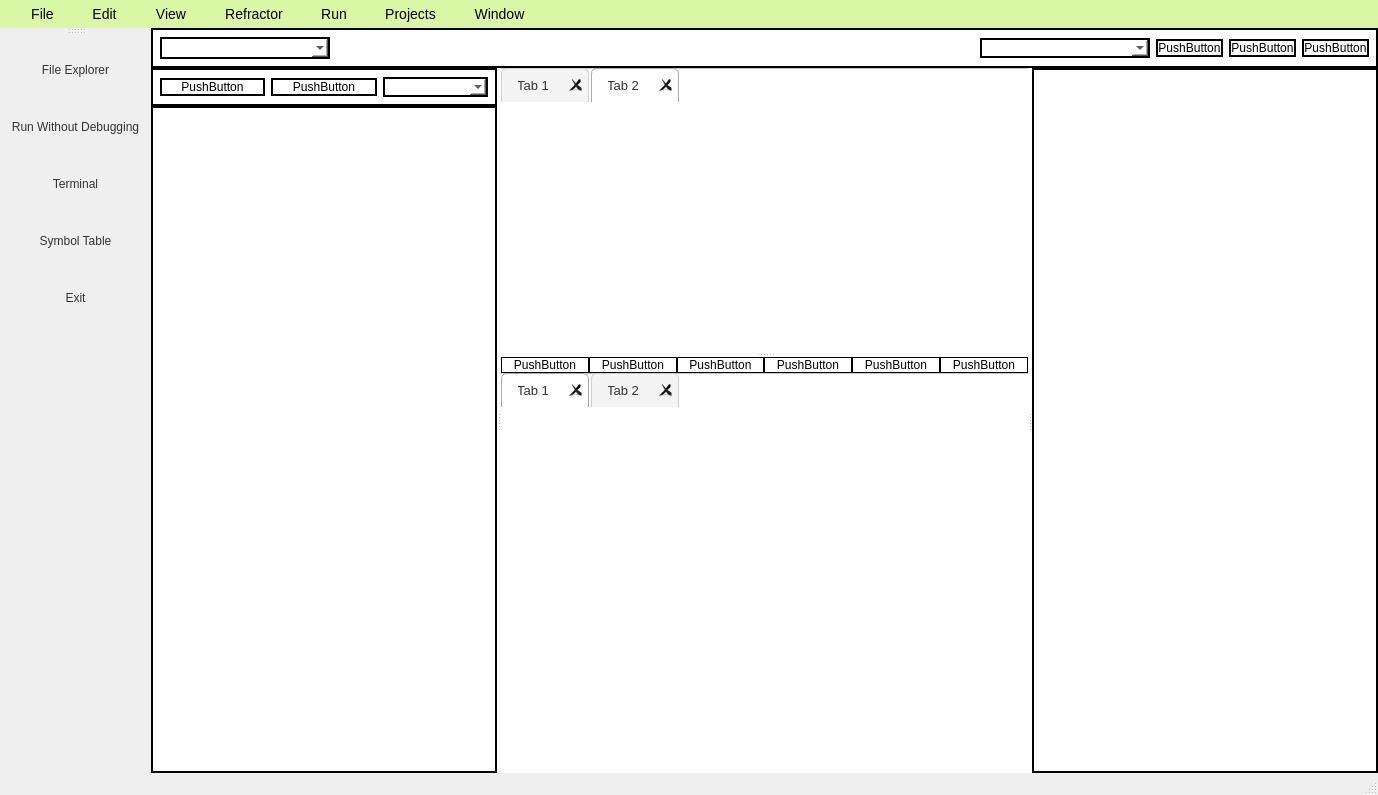
Old version of the form mainwindow.ui in the repository susantacemk/ProjectFinal.
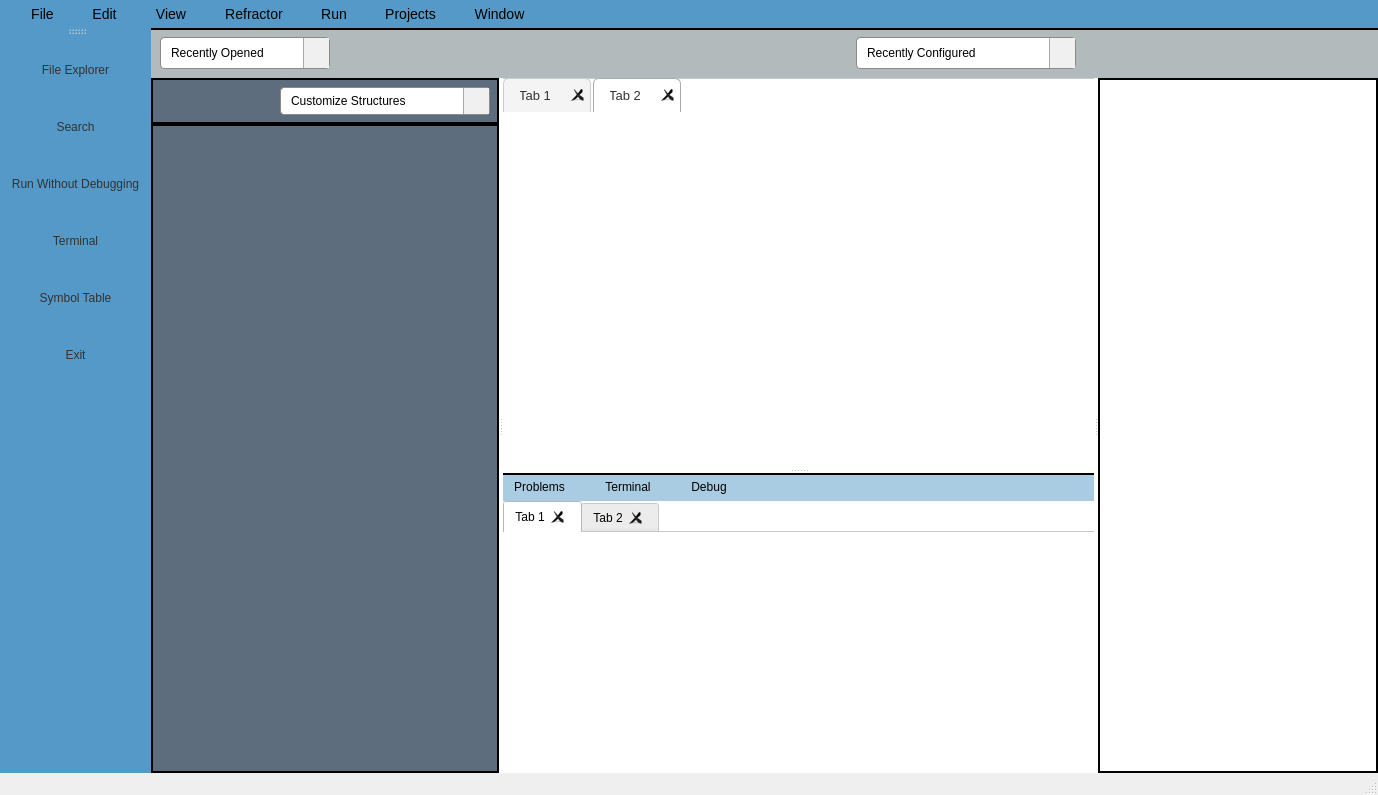
New version of the form. Icons and pictures are not drawn.

```diff
--- a/mainwindow.ui
+++ b/mainwindow.ui
@@ -16,8 +16,9 @@
   <property name="styleSheet">
    <string notr="true">
 QMenuBar {
-	background-color: rgb(208, 255, 255);
-    background-color:#DAF7A6 ;
+	/*background-color: rgb(208, 255, 255);
+    background-color:#DAF7A6 ;*/
+	background-color: rgb(84, 153, 199);
     color: #000000;
     font-family: 'Segoe UI', 'Helvetica Neue', sans-serif;
     font-size: 14px ;
@@ -71,11 +72,12 @@
 }
 /* Toolbar Base */
 QToolBar {
-    background: qlineargradient(
+    /*background: qlineargradient(
         x1: 0, y1: 0, x2: 0, y2: 1,
         stop: 0 #fdfdfd,
         stop: 1 #eaeaea
-    );
+    );*/
+	background-color: rgb(84, 153, 199);
     border: none;               /* Adds space inside toolbar */
     spacing: 8px;               /* Space between buttons */
     height: 40px;               /* Control overall height */
@@ -179,12 +181,15 @@
            <property name="maximumSize">
             <size>
              <width>16777215</width>
-             <height>40</height>
+             <height>50</height>
             </size>
            </property>
            <property name="styleSheet">
-            <string notr="true">border: 2px solid black;
-</string>
+            <string notr="true">border-top: 2px solid black;
+border-left: 0px;
+border-right: 0px;
+border-bottom: 0px;
+background-color: #b2babb;</string>
            </property>
            <layout class="QHBoxLayout" name="horizontalLayout">
             <item>
@@ -198,18 +203,55 @@
               <property name="minimumSize">
                <size>
                 <width>170</width>
-                <height>17</height>
+                <height>25</height>
                </size>
               </property>
               <property name="maximumSize">
                <size>
                 <width>16777215</width>
-                <height>40</height>
+                <height>35</height>
                </size>
               </property>
               <property name="mouseTracking">
                <bool>false</bool>
               </property>
+              <property name="styleSheet">
+               <string notr="true">QComboBox {
+    border: 1px solid #8a8a8a;
+    border-radius: 4px;
+    padding: 5px 30px 5px 10px;
+    background-color: #ffffff;
+    font: 10pt &quot;Segoe UI Variable&quot;;
+}
+
+QComboBox::drop-down {
+    subcontrol-origin: padding;
+    subcontrol-position: top right;
+    width: 25px;
+    border-left: 1px solid #aaa;
+    background-color: #f0f0f0;
+}
+
+QComboBox::down-arrow {
+ image: url(:/angle-down.png);
+    width: 12px;
+    height: 12px;
+}
+
+QComboBox QAbstractItemView {
+    border: 1px solid #aaa;
+    background-color: #ffffff;
+    selection-background-color: #0078D7;
+    selection-color: white;
+    font: 10pt &quot;Segoe UI Variable&quot;;
+}
+</string>
+              </property>
+              <item>
+               <property name="text">
+                <string>Recently Opened</string>
+               </property>
+              </item>
              </widget>
             </item>
             <item>
@@ -217,9 +259,12 @@
               <property name="orientation">
                <enum>Qt::Orientation::Horizontal</enum>
               </property>
+              <property name="sizeType">
+               <enum>QSizePolicy::Policy::Fixed</enum>
+              </property>
               <property name="sizeHint" stdset="0">
                <size>
-                <width>921</width>
+                <width>520</width>
                 <height>20</height>
                </size>
               </property>
@@ -228,30 +273,167 @@
             <item>
              <widget class="QComboBox" name="comboBox_2">
               <property name="sizePolicy">
-               <sizepolicy hsizetype="Fixed" vsizetype="Fixed">
+               <sizepolicy hsizetype="Expanding" vsizetype="Expanding">
                 <horstretch>0</horstretch>
                 <verstretch>0</verstretch>
                </sizepolicy>
               </property>
               <property name="minimumSize">
                <size>
-                <width>170</width>
-                <height>17</height>
+                <width>220</width>
+                <height>25</height>
                </size>
               </property>
+              <property name="maximumSize">
+               <size>
+                <width>16777215</width>
+                <height>35</height>
+               </size>
+              </property>
+              <property name="cursor">
+               <cursorShape>PointingHandCursor</cursorShape>
+              </property>
+              <property name="styleSheet">
+               <string notr="true">QComboBox {
+    border: 1px solid #8a8a8a;
+    border-radius: 4px;
+    padding: 5px 30px 5px 10px;
+    background-color: #ffffff;
+    font: 10pt &quot;Segoe UI Variable&quot;;
+}
+
+QComboBox::drop-down {
+    subcontrol-origin: padding;
+    subcontrol-position: top right;
+    width: 25px;
+    border-left: 1px solid #aaa;
+    background-color: #f0f0f0;
+}
+
+QComboBox::down-arrow {
+ image: url(:/angle-down.png);
+    width: 12px;
+    height: 12px;
+}
+
+QComboBox QAbstractItemView {
+    border: 1px solid #aaa;
+    background-color: #ffffff;
+    selection-background-color: #0078D7;
+    selection-color: white;
+    font: 10pt &quot;Segoe UI Variable&quot;;
+}
+</string>
+              </property>
+              <item>
+               <property name="text">
+                <string>Recently Configured</string>
+               </property>
+              </item>
              </widget>
             </item>
             <item>
-             <widget class="QPushButton" name="pushButton">
+             <spacer name="horizontalSpacer_5">
+              <property name="orientation">
+               <enum>Qt::Orientation::Horizontal</enum>
+              </property>
+              <property name="sizeType">
+               <enum>QSizePolicy::Policy::Fixed</enum>
+              </property>
+              <property name="sizeHint" stdset="0">
+               <size>
+                <width>50</width>
+                <height>15</height>
+               </size>
+              </property>
+             </spacer>
+            </item>
+            <item>
+             <widget class="QPushButton" name="run_btn">
+              <property name="maximumSize">
+               <size>
+                <width>16777215</width>
+                <height>40</height>
+               </size>
+              </property>
+              <property name="cursor">
+               <cursorShape>PointingHandCursor</cursorShape>
+              </property>
+              <property name="toolTip">
+               <string extracomment="Run">Run</string>
+              </property>
+              <property name="whatsThis">
+               <string/>
+              </property>
+              <property name="styleSheet">
+               <string notr="true">border:none;</string>
+              </property>
               <property name="text">
-               <string>PushButton</string>
+               <string/>
               </property>
+              <property name="icon">
+               <iconset resource="Resources.qrc">
+                <normaloff>:/play-button.png</normaloff>:/play-button.png</iconset>
+              </property>
+              <property name="iconSize">
+               <size>
+                <width>25</width>
+                <height>30</height>
+               </size>
+              </property>
+              <property name="shortcut">
+               <string>Ctrl+F5</string>
+              </property>
              </widget>
             </item>
             <item>
-             <widget class="QPushButton" name="pushButton_2">
+             <spacer name="horizontalSpacer_6">
+              <property name="orientation">
+               <enum>Qt::Orientation::Horizontal</enum>
+              </property>
+              <property name="sizeType">
+               <enum>QSizePolicy::Policy::Fixed</enum>
+              </property>
+              <property name="sizeHint" stdset="0">
+               <size>
+                <width>20</width>
+                <height>15</height>
+               </size>
+              </property>
+             </spacer>
+            </item>
+            <item>
+             <widget class="QPushButton" name="debug_btn">
+              <property name="maximumSize">
+               <size>
+                <width>16777215</width>
+                <height>40</height>
+               </size>
+              </property>
+              <property name="cursor">
+               <cursorShape>PointingHandCursor</cursorShape>
+              </property>
+              <property name="toolTip">
+               <string extracomment="Debug">Debug</string>
+              </property>
+              <property name="toolTipDuration">
+               <number>-1</number>
+              </property>
+              <property name="styleSheet">
+               <string notr="true">border:none;</string>
+              </property>
               <property name="text">
-               <string>PushButton</string>
+               <string/>
+              </property>
+              <property name="icon">
+               <iconset resource="Resources.qrc">
+                <normaloff>:/debugging.png</normaloff>:/debugging.png</iconset>
+              </property>
+              <property name="iconSize">
+               <size>
+                <width>25</width>
+                <height>30</height>
+               </size>
               </property>
              </widget>
             </item>
@@ -262,16 +444,47 @@
               </property>
               <property name="sizeHint" stdset="0">
                <size>
-                <width>207</width>
+                <width>150</width>
                 <height>15</height>
                </size>
               </property>
              </spacer>
             </item>
             <item>
-             <widget class="QPushButton" name="pushButton_3">
+             <widget class="QPushButton" name="more_btn">
+              <property name="minimumSize">
+               <size>
+                <width>0</width>
+                <height>25</height>
+               </size>
+              </property>
+              <property name="maximumSize">
+               <size>
+                <width>16777215</width>
+                <height>30</height>
+               </size>
+              </property>
+              <property name="cursor">
+               <cursorShape>PointingHandCursor</cursorShape>
+              </property>
+              <property name="toolTip">
+               <string>More</string>
+              </property>
+              <property name="styleSheet">
+               <string notr="true">border:none;</string>
+              </property>
               <property name="text">
-               <string>PushButton</string>
+               <string/>
+              </property>
+              <property name="icon">
+               <iconset resource="Resources.qrc">
+                <normaloff>:/menu-burger.png</normaloff>:/menu-burger.png</iconset>
+              </property>
+              <property name="iconSize">
+               <size>
+                <width>25</width>
+                <height>27</height>
+               </size>
               </property>
              </widget>
             </item>
@@ -286,7 +499,19 @@
            <property name="orientation">
             <enum>Qt::Orientation::Horizontal</enum>
            </property>
-           <widget class="QWidget" name="widget_3" native="true">
+           <widget class="QWidget" name="left_widget" native="true">
+            <property name="minimumSize">
+             <size>
+              <width>200</width>
+              <height>0</height>
+             </size>
+            </property>
+            <property name="maximumSize">
+             <size>
+              <width>350</width>
+              <height>16777215</height>
+             </size>
+            </property>
             <property name="styleSheet">
              <string notr="true">border: 2px solid black;
  padding: 0px;
@@ -316,25 +541,158 @@
                <item>
                 <widget class="QWidget" name="widget_4" native="true">
                  <property name="styleSheet">
-                  <string notr="true"/>
+                  <string notr="true">background-color: rgb(93, 109, 126);
+</string>
                  </property>
                  <layout class="QHBoxLayout" name="horizontalLayout_2">
+                  <property name="spacing">
+                   <number>25</number>
+                  </property>
                   <item>
-                   <widget class="QPushButton" name="pushButton_5">
+                   <widget class="QPushButton" name="minimize_structure_btn">
+                    <property name="maximumSize">
+                     <size>
+                      <width>35</width>
+                      <height>30</height>
+                     </size>
+                    </property>
+                    <property name="cursor">
+                     <cursorShape>PointingHandCursor</cursorShape>
+                    </property>
+                    <property name="toolTip">
+                     <string>Minimize Structures</string>
+                    </property>
+                    <property name="styleSheet">
+                     <string notr="true">border:none;</string>
+                    </property>
                     <property name="text">
-                     <string>PushButton</string>
+                     <string/>
                     </property>
+                    <property name="icon">
+                     <iconset resource="Resources.qrc">
+                      <normaloff>:/compress.png</normaloff>:/compress.png</iconset>
+                    </property>
+                    <property name="iconSize">
+                     <size>
+                      <width>27</width>
+                      <height>25</height>
+                     </size>
+                    </property>
                    </widget>
                   </item>
                   <item>
-                   <widget class="QPushButton" name="pushButton_4">
+                   <widget class="QPushButton" name="hide_btn">
+                    <property name="maximumSize">
+                     <size>
+                      <width>35</width>
+                      <height>30</height>
+                     </size>
+                    </property>
+                    <property name="cursor">
+                     <cursorShape>PointingHandCursor</cursorShape>
+                    </property>
+                    <property name="toolTip">
+                     <string>Hide</string>
+                    </property>
+                    <property name="styleSheet">
+                     <string notr="true">border:none;</string>
+                    </property>
                     <property name="text">
-                     <string>PushButton</string>
+                     <string/>
                     </property>
+                    <property name="icon">
+                     <iconset resource="Resources.qrc">
+                      <normaloff>:/eye-crossed.png</normaloff>:/eye-crossed.png</iconset>
+                    </property>
+                    <property name="iconSize">
+                     <size>
+                      <width>27</width>
+                      <height>25</height>
+                     </size>
+                    </property>
                    </widget>
                   </item>
                   <item>
-                   <widget class="QComboBox" name="comboBox_3"/>
+                   <widget class="QComboBox" name="customize_combo">
+                    <property name="minimumSize">
+                     <size>
+                      <width>0</width>
+                      <height>0</height>
+                     </size>
+                    </property>
+                    <property name="maximumSize">
+                     <size>
+                      <width>16777215</width>
+                      <height>30</height>
+                     </size>
+                    </property>
+                    <property name="sizeIncrement">
+                     <size>
+                      <width>0</width>
+                      <height>0</height>
+                     </size>
+                    </property>
+                    <property name="cursor">
+                     <cursorShape>PointingHandCursor</cursorShape>
+                    </property>
+                    <property name="styleSheet">
+                     <string notr="true">QComboBox {
+    border: 1px solid #8a8a8a;
+    border-radius: 4px;
+    padding: 5px 30px 5px 10px;
+    background-color: #ffffff;
+    font: 10pt &quot;Segoe UI Variable&quot;;
+}
+
+QComboBox::drop-down {
+    subcontrol-origin: padding;
+    subcontrol-position: top right;
+    width: 25px;
+    border-left: 1px solid #aaa;
+    background-color: #f0f0f0;
+}
+
+QComboBox::down-arrow {
+ image: url(:/angle-down.png);
+    width: 12px;
+    height: 12px;
+}
+
+QComboBox QAbstractItemView {
+    border: 1px solid #aaa;
+    background-color: #ffffff;
+    selection-background-color: #0078D7;
+    selection-color: white;
+    font: 10pt &quot;Segoe UI Variable&quot;;
+}
+</string>
+                    </property>
+                    <item>
+                     <property name="text">
+                      <string>Customize Structures</string>
+                     </property>
+                    </item>
+                    <item>
+                     <property name="text">
+                      <string>Files Only</string>
+                     </property>
+                    </item>
+                    <item>
+                     <property name="text">
+                      <string>Folder Only</string>
+                     </property>
+                    </item>
+                    <item>
+                     <property name="text">
+                      <string>Projects Only</string>
+                     </property>
+                    </item>
+                    <item>
+                     <property name="text">
+                      <string>All</string>
+                     </property>
+                    </item>
+                   </widget>
                   </item>
                  </layout>
                 </widget>
@@ -342,7 +700,9 @@
                <item>
                 <widget class="QTreeView" name="treeView">
                  <property name="styleSheet">
-                  <string notr="true">border:2px solid black;</string>
+                  <string notr="true">border:2px solid black;
+background-color: rgb(93, 109, 126);
+</string>
                  </property>
                 </widget>
                </item>
@@ -445,7 +805,7 @@
                  <bool>true</bool>
                 </property>
                 <property name="tabBarAutoHide">
-                 <bool>true</bool>
+                 <bool>false</bool>
                 </property>
                 <widget class="QWidget" name="tab">
                  <attribute name="title">
@@ -471,8 +831,14 @@
                   <height>200</height>
                  </size>
                 </property>
+                <property name="maximumSize">
+                 <size>
+                  <width>16777215</width>
+                  <height>300</height>
+                 </size>
+                </property>
                 <property name="styleSheet">
-                 <string notr="true">border:none;</string>
+                 <string notr="true">border : 1px solid black;</string>
                 </property>
                 <layout class="QVBoxLayout" name="verticalLayout_3">
                  <property name="spacing">
@@ -493,63 +859,199 @@
                  <item>
                   <widget class="QWidget" name="widget_7" native="true">
                    <property name="styleSheet">
-                    <string notr="true">border: 1px solid black</string>
+                    <string notr="true">border-top: 2px solid black;
+border-left: 0px;
+border-right: 0px;
+border-bottom: 0px;
+
+background-color: rgb(169, 204, 227);
+</string>
                    </property>
                    <layout class="QHBoxLayout" name="horizontalLayout_3">
                     <property name="spacing">
-                     <number>0</number>
+                     <number>40</number>
                     </property>
                     <property name="leftMargin">
-                     <number>0</number>
+                     <number>11</number>
                     </property>
                     <property name="topMargin">
-                     <number>0</number>
+                     <number>4</number>
                     </property>
                     <property name="rightMargin">
-                     <number>0</number>
+                     <number>11</number>
                     </property>
                     <property name="bottomMargin">
-                     <number>0</number>
+                     <number>4</number>
                     </property>
                     <item>
-                     <widget class="QPushButton" name="pushButton_6">
+                     <widget class="QPushButton" name="problems_btn">
+                      <property name="maximumSize">
+                       <size>
+                        <width>150</width>
+                        <height>16777215</height>
+                       </size>
+                      </property>
+                      <property name="cursor">
+                       <cursorShape>PointingHandCursor</cursorShape>
+                      </property>
+                      <property name="styleSheet">
+                       <string notr="true">border:none;
+font: 700 9pt &quot;Segoe UI&quot;;
+</string>
+                      </property>
                       <property name="text">
-                       <string>PushButton</string>
+                       <string>Problems</string>
                       </property>
                      </widget>
                     </item>
                     <item>
                      <widget class="QPushButton" name="pushButton_7">
+                      <property name="maximumSize">
+                       <size>
+                        <width>150</width>
+                        <height>16777215</height>
+                       </size>
+                      </property>
+                      <property name="cursor">
+                       <cursorShape>PointingHandCursor</cursorShape>
+                      </property>
+                      <property name="styleSheet">
+                       <string notr="true">border:none;
+font: 700 9pt &quot;Segoe UI&quot;;
+</string>
+                      </property>
                       <property name="text">
-                       <string>PushButton</string>
+                       <string>Terminal</string>
                       </property>
                      </widget>
                     </item>
                     <item>
                      <widget class="QPushButton" name="pushButton_8">
+                      <property name="maximumSize">
+                       <size>
+                        <width>150</width>
+                        <height>16777215</height>
+                       </size>
+                      </property>
+                      <property name="cursor">
+                       <cursorShape>PointingHandCursor</cursorShape>
+                      </property>
+                      <property name="styleSheet">
+                       <string notr="true">border:none;
+font: 700 9pt &quot;Segoe UI&quot;;
+</string>
+                      </property>
                       <property name="text">
-                       <string>PushButton</string>
+                       <string>Debug</string>
                       </property>
                      </widget>
                     </item>
+                    <item>
+                     <spacer name="horizontalSpacer_2">
+                      <property name="orientation">
+                       <enum>Qt::Orientation::Horizontal</enum>
+                      </property>
+                      <property name="sizeHint" stdset="0">
+                       <size>
+                        <width>88</width>
+                        <height>20</height>
+                       </size>
+                      </property>
+                     </spacer>
+                    </item>
                     <item>
                      <widget class="QPushButton" name="pushButton_9">
+                      <property name="maximumSize">
+                       <size>
+                        <width>35</width>
+                        <height>30</height>
+                       </size>
+                      </property>
+                      <property name="cursor">
+                       <cursorShape>PointingHandCursor</cursorShape>
+                      </property>
+                      <property name="toolTip">
+                       <string>Clear</string>
+                      </property>
+                      <property name="styleSheet">
+                       <string notr="true">border:none;</string>
+                      </property>
                       <property name="text">
-                       <string>PushButton</string>
+                       <string/>
+                      </property>
+                      <property name="icon">
+                       <iconset resource="Resources.qrc">
+                        <normaloff>:/trash.png</normaloff>:/trash.png</iconset>
+                      </property>
+                      <property name="iconSize">
+                       <size>
+                        <width>27</width>
+                        <height>20</height>
+                       </size>
                       </property>
                      </widget>
                     </item>
                     <item>
                      <widget class="QPushButton" name="pushButton_10">
+                      <property name="maximumSize">
+                       <size>
+                        <width>35</width>
+                        <height>30</height>
+                       </size>
+                      </property>
+                      <property name="cursor">
+                       <cursorShape>PointingHandCursor</cursorShape>
+                      </property>
+                      <property name="toolTip">
+                       <string>Hide</string>
+                      </property>
+                      <property name="styleSheet">
+                       <string notr="true">border:none;</string>
+                      </property>
                       <property name="text">
-                       <string>PushButton</string>
+                       <string/>
+                      </property>
+                      <property name="icon">
+                       <iconset resource="Resources.qrc">
+                        <normaloff>:/eye-crossed.png</normaloff>:/eye-crossed.png</iconset>
+                      </property>
+                      <property name="iconSize">
+                       <size>
+                        <width>27</width>
+                        <height>20</height>
+                       </size>
                       </property>
                      </widget>
                     </item>
                     <item>
                      <widget class="QPushButton" name="pushButton_11">
+                      <property name="maximumSize">
+                       <size>
+                        <width>35</width>
+                        <height>30</height>
+                       </size>
+                      </property>
+                      <property name="cursor">
+                       <cursorShape>PointingHandCursor</cursorShape>
+                      </property>
+                      <property name="toolTip">
+                       <string>More</string>
+                      </property>
+                      <property name="styleSheet">
+                       <string notr="true">border:none;</string>
+                      </property>
                       <property name="text">
-                       <string>PushButton</string>
+                       <string/>
+                      </property>
+                      <property name="icon">
+                       <iconset resource="Resources.qrc">
+                        <normaloff>:/menu-burger.png</normaloff>:/menu-burger.png</iconset>
+                      </property>
+                      <property name="iconSize">
+                       <size>
+                        <width>27</width>
+                        <height>20</height>
+                       </size>
                       </property>
                      </widget>
                     </item>
@@ -559,44 +1061,7 @@
                  <item>
                   <widget class="QTabWidget" name="tabWidget_2">
                    <property name="styleSheet">
-                    <string notr="true">/* --- QTabWidget Frame --- */
-QTabWidget::pane {
-    border: 1px solid #cccccc;
-    background-color: #ffffff;
-    border-radius: 6px;
-    padding: 4px;
-}
-
-/* --- TabBar Area --- */
-QTabBar::tab {
-    background: #f4f4f4;
-    color: #333;
-    padding: 6px 16px;
-    border: 1px solid #cccccc;
-    border-bottom: none;
-    border-top-left-radius: 6px;
-    border-top-right-radius: 6px;
-    margin-right: 2px;
-    font-family: 'Segoe UI', sans-serif;
-    font-size: 13px;
-}
-
-QTabBar::tab:hover {
-    background: #e4ecf5;
-    border: 1px solid #a6c0e0;
-}
-
-QTabBar::tab:selected {
-    background: #ffffff;
-    border: 1px solid #aaaaaa;
-    border-bottom: 1px solid #ffffff;
-}
-
-/* Optional: Remove tab content border if needed */
-QTabWidget {
-    border: none;
-}
-</string>
+                    <string notr="true">border:none;</string>
                    </property>
                    <property name="tabShape">
                     <enum>QTabWidget::TabShape::Rounded</enum>
@@ -611,7 +1076,7 @@
                     <bool>true</bool>
                    </property>
                    <property name="tabBarAutoHide">
-                    <bool>true</bool>
+                    <bool>false</bool>
                    </property>
                    <widget class="QWidget" name="tab_3">
                     <attribute name="title">
@@ -631,7 +1096,13 @@
              </item>
             </layout>
            </widget>
-           <widget class="QTableView" name="tableView">
+           <widget class="QTableView" name="symbol_table">
+            <property name="maximumSize">
+             <size>
+              <width>350</width>
+              <height>16777215</height>
+             </size>
+            </property>
             <property name="styleSheet">
              <string notr="true">border: 1.75px solid black
 </string>
@@ -828,6 +1299,7 @@
    </attribute>
    <addaction name="separator"/>
    <addaction name="actionFile_Explorer"/>
+   <addaction name="actionSearch"/>
    <addaction name="actionRun_Without_Debugging"/>
    <addaction name="actionTerminal"/>
    <addaction name="actionSymbol_Table"/>
@@ -1184,6 +1656,15 @@
     <string>Hide All Window</string>
    </property>
   </action>
+  <action name="actionSearch">
+   <property name="icon">
+    <iconset resource="Resources.qrc">
+     <normaloff>:/search file.png</normaloff>:/search file.png</iconset>
+   </property>
+   <property name="text">
+    <string>Search</string>
+   </property>
+  </action>
  </widget>
  <resources>
   <include location="Resources.qrc"/>
```
Left out of the diff: 30 changed lines with no effect on the pictures.
